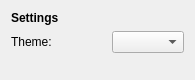
Above: src/ui/settingswidget.ui from DoonMad/TowerToys before the change. Below: the same form after it.
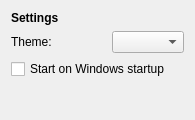
That is the form after the change.

Commit message: feat: Implemented start on windows start-up feature and added app link in clipboardsync

Patch:
```diff
--- a/src/ui/settingswidget.ui
+++ b/src/ui/settingswidget.ui
@@ -7,8 +7,7 @@
     <x>0</x>
     <y>0</y>
     <width>195</width>
-    <height>80</height>
-   </rect>
+    <height>120</height> </rect>
   </property>
   <property name="windowTitle">
    <string>Form</string>
@@ -26,8 +25,7 @@
      <item>
       <widget class="QLabel" name="styleLabel">
        <property name="text">
-        <string>Theme: </string>
-       </property>
+        <string>Theme:</string> </property>
       </widget>
      </item>
      <item>
@@ -48,6 +46,16 @@
      </item>
     </layout>
    </item>
+   <item>
+    <widget class="QCheckBox" name="startupCheckBox">
+     <property name="toolTip">
+      <string>If checked, ShowerToys will start automatically when you log into Windows.</string>
+     </property>
+     <property name="text">
+      <string>Start on Windows startup</string>
+     </property>
+    </widget>
+   </item>
    <item>
     <spacer name="verticalSpacer">
      <property name="orientation">
```
Left out of the diff: 6 changed lines with no effect on the pictures. The commit also changes 3 other files.
